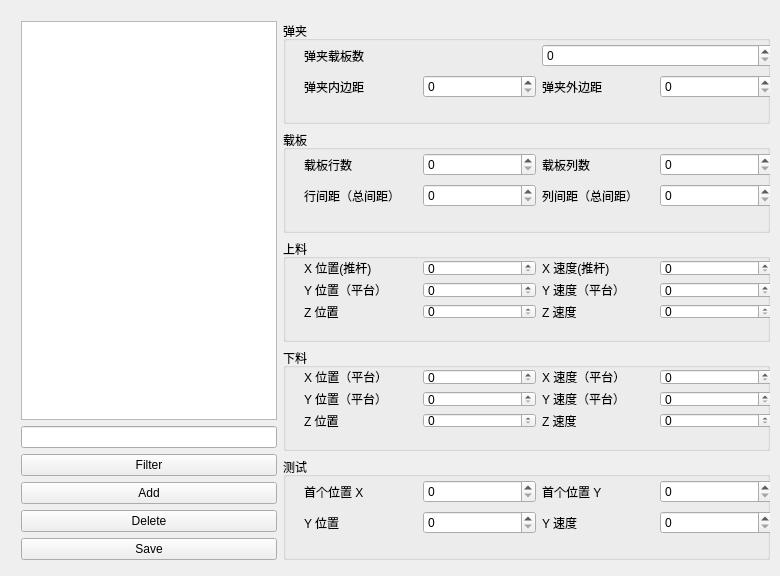
Before: the Qt Designer form AOI/widconfig.ui in qiquanFeng/AOI, drawn with Qt 5.
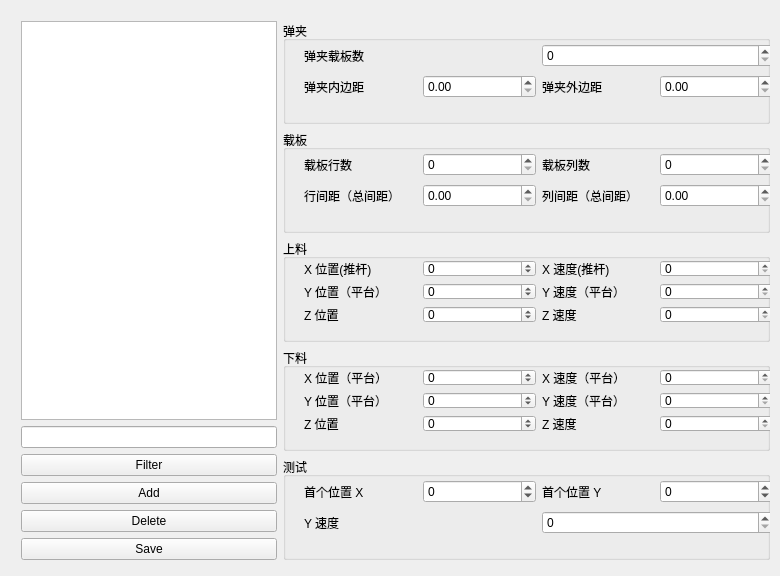
After: the same form once the commit is applied.

What changed in the file:
```diff
--- a/AOI/widconfig.ui
+++ b/AOI/widconfig.ui
@@ -102,7 +102,7 @@
              </widget>
             </item>
             <item>
-             <widget class="QSpinBox" name="spinBox"/>
+             <widget class="QDoubleSpinBox" name="boxPadding"/>
             </item>
             <item>
              <widget class="QLabel" name="label_8">
@@ -112,7 +112,7 @@
              </widget>
             </item>
             <item>
-             <widget class="QSpinBox" name="spinBox_8"/>
+             <widget class="QDoubleSpinBox" name="boxMargin"/>
             </item>
            </layout>
           </item>
@@ -171,7 +171,7 @@
              </widget>
             </item>
             <item>
-             <widget class="QSpinBox" name="spinBox_5"/>
+             <widget class="QDoubleSpinBox" name="plateRowPadding"/>
             </item>
             <item>
              <widget class="QLabel" name="label_9">
@@ -181,7 +181,7 @@
              </widget>
             </item>
             <item>
-             <widget class="QSpinBox" name="spinBox_9"/>
+             <widget class="QDoubleSpinBox" name="plateColPadding"/>
             </item>
            </layout>
           </item>
@@ -200,7 +200,7 @@
            <x>10</x>
            <y>10</y>
            <width>491</width>
-           <height>81</height>
+           <height>85</height>
           </rect>
          </property>
          <layout class="QVBoxLayout" name="verticalLayout_4">
@@ -214,7 +214,14 @@
              </widget>
             </item>
             <item>
-             <widget class="QSpinBox" name="spinBox_6"/>
+             <widget class="QSpinBox" name="loadPos_X">
+              <property name="minimum">
+               <number>-10000000</number>
+              </property>
+              <property name="maximum">
+               <number>10000000</number>
+              </property>
+             </widget>
             </item>
             <item>
              <widget class="QLabel" name="label_10">
@@ -224,7 +231,11 @@
              </widget>
             </item>
             <item>
-             <widget class="QSpinBox" name="spinBox_10"/>
+             <widget class="QSpinBox" name="loadSpeed_X">
+              <property name="maximum">
+               <number>100000</number>
+              </property>
+             </widget>
             </item>
            </layout>
           </item>
@@ -238,7 +249,14 @@
              </widget>
             </item>
             <item>
-             <widget class="QSpinBox" name="spinBox_11"/>
+             <widget class="QSpinBox" name="loadPos_Y">
+              <property name="minimum">
+               <number>-10000000</number>
+              </property>
+              <property name="maximum">
+               <number>10000000</number>
+              </property>
+             </widget>
             </item>
             <item>
              <widget class="QLabel" name="label_12">
@@ -248,7 +266,11 @@
              </widget>
             </item>
             <item>
-             <widget class="QSpinBox" name="spinBox_12"/>
+             <widget class="QSpinBox" name="loadSpeed_Y">
+              <property name="maximum">
+               <number>100000</number>
+              </property>
+             </widget>
             </item>
            </layout>
           </item>
@@ -262,7 +284,14 @@
              </widget>
             </item>
             <item>
-             <widget class="QSpinBox" name="spinBox_17"/>
+             <widget class="QSpinBox" name="loadPos_Z">
+              <property name="minimum">
+               <number>-10000000</number>
+              </property>
+              <property name="maximum">
+               <number>10000000</number>
+              </property>
+             </widget>
             </item>
             <item>
              <widget class="QLabel" name="label_18">
@@ -272,7 +301,11 @@
              </widget>
             </item>
             <item>
-             <widget class="QSpinBox" name="spinBox_18"/>
+             <widget class="QSpinBox" name="loadSpeed_Z">
+              <property name="maximum">
+               <number>100000</number>
+              </property>
+             </widget>
             </item>
            </layout>
           </item>
@@ -291,7 +324,7 @@
            <x>10</x>
            <y>10</y>
            <width>491</width>
-           <height>81</height>
+           <height>85</height>
           </rect>
          </property>
          <layout class="QVBoxLayout" name="verticalLayout_5">
@@ -305,7 +338,14 @@
              </widget>
             </item>
             <item>
-             <widget class="QSpinBox" name="spinBox_13"/>
+             <widget class="QSpinBox" name="unLoadPos_X">
+              <property name="minimum">
+               <number>-10000000</number>
+              </property>
+              <property name="maximum">
+               <number>10000000</number>
+              </property>
+             </widget>
             </item>
             <item>
              <widget class="QLabel" name="label_14">
@@ -315,7 +355,11 @@
              </widget>
             </item>
             <item>
-             <widget class="QSpinBox" name="spinBox_14"/>
+             <widget class="QSpinBox" name="unLoadSpeed_X">
+              <property name="maximum">
+               <number>100000</number>
+              </property>
+             </widget>
             </item>
            </layout>
           </item>
@@ -329,7 +373,14 @@
              </widget>
             </item>
             <item>
-             <widget class="QSpinBox" name="spinBox_19"/>
+             <widget class="QSpinBox" name="unLoadPos_Y">
+              <property name="minimum">
+               <number>-10000000</number>
+              </property>
+              <property name="maximum">
+               <number>10000000</number>
+              </property>
+             </widget>
             </item>
             <item>
              <widget class="QLabel" name="label_20">
@@ -339,7 +390,11 @@
              </widget>
             </item>
             <item>
-             <widget class="QSpinBox" name="spinBox_20"/>
+             <widget class="QSpinBox" name="unLoadSpeed_Y">
+              <property name="maximum">
+               <number>100000</number>
+              </property>
+             </widget>
             </item>
            </layout>
           </item>
@@ -353,7 +408,14 @@
              </widget>
             </item>
             <item>
-             <widget class="QSpinBox" name="spinBox_21"/>
+             <widget class="QSpinBox" name="unLoadPos_Z">
+              <property name="minimum">
+               <number>-10000000</number>
+              </property>
+              <property name="maximum">
+               <number>10000000</number>
+              </property>
+             </widget>
             </item>
             <item>
              <widget class="QLabel" name="label_22">
@@ -363,7 +425,11 @@
              </widget>
             </item>
             <item>
-             <widget class="QSpinBox" name="spinBox_22"/>
+             <widget class="QSpinBox" name="unLoadSpeed_Z">
+              <property name="maximum">
+               <number>100000</number>
+              </property>
+             </widget>
             </item>
            </layout>
           </item>
@@ -396,7 +462,14 @@
              </widget>
             </item>
             <item>
-             <widget class="QSpinBox" name="spinBox_23"/>
+             <widget class="QSpinBox" name="testFirstPos_X">
+              <property name="minimum">
+               <number>-100000</number>
+              </property>
+              <property name="maximum">
+               <number>100000</number>
+              </property>
+             </widget>
             </item>
             <item>
              <widget class="QLabel" name="label_24">
@@ -406,22 +479,19 @@
              </widget>
             </item>
             <item>
-             <widget class="QSpinBox" name="spinBox_24"/>
+             <widget class="QSpinBox" name="testFirstPos_Y">
+              <property name="minimum">
+               <number>-100000</number>
+              </property>
+              <property name="maximum">
+               <number>100000</number>
+              </property>
+             </widget>
             </item>
            </layout>
           </item>
           <item>
            <layout class="QHBoxLayout" name="horizontalLayout_15">
-            <item>
-             <widget class="QLabel" name="label_25">
-              <property name="text">
-               <string>Y 位置</string>
-              </property>
-             </widget>
-            </item>
-            <item>
-             <widget class="QSpinBox" name="spinBox_25"/>
-            </item>
             <item>
              <widget class="QLabel" name="label_26">
               <property name="text">
@@ -430,7 +500,11 @@
              </widget>
             </item>
             <item>
-             <widget class="QSpinBox" name="spinBox_26"/>
+             <widget class="QSpinBox" name="testSpeed">
+              <property name="maximum">
+               <number>100000</number>
+              </property>
+             </widget>
             </item>
            </layout>
           </item>
```
Left out of the diff: 18 changed lines with no effect on the pictures.
